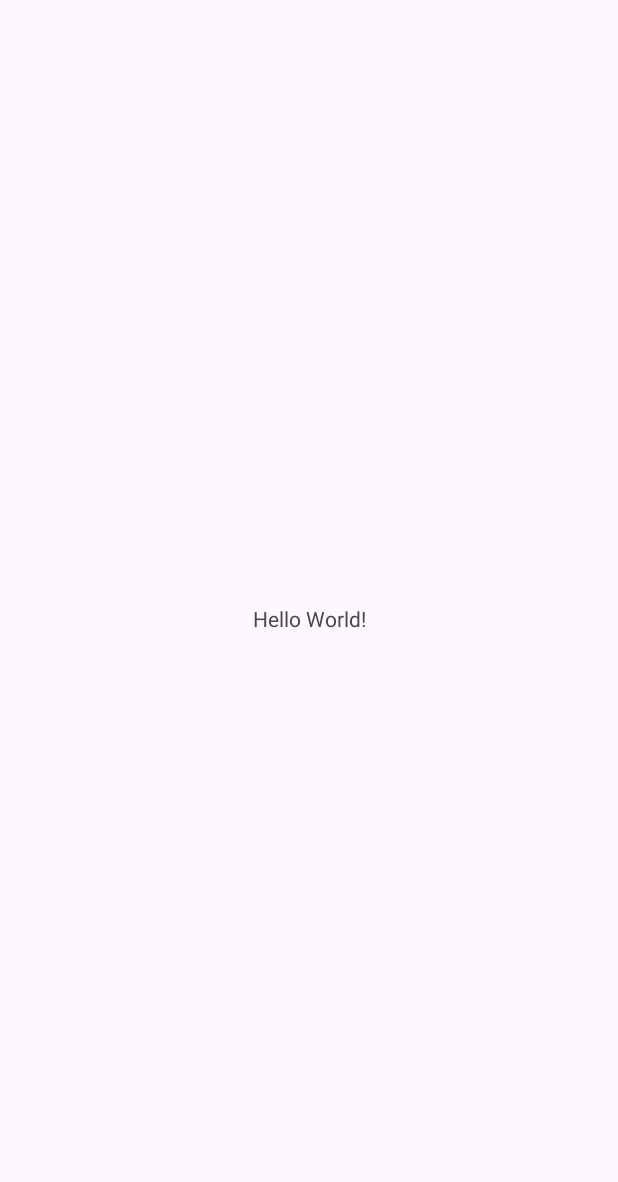
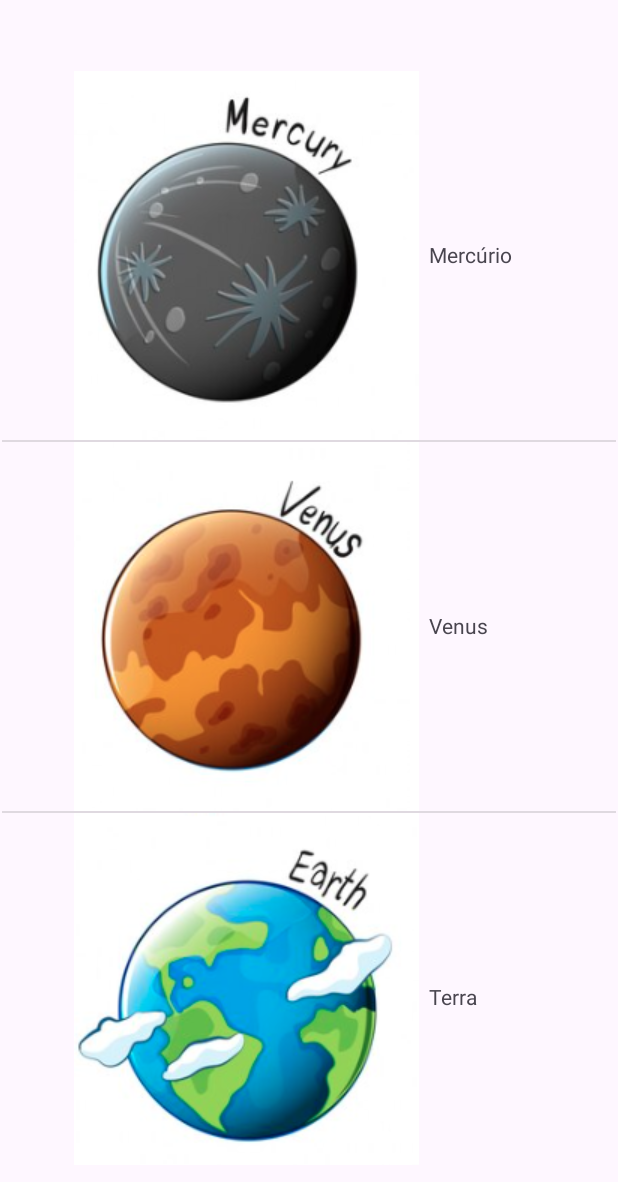
Before and after one commit to maicosc/PDM, an Android app: the screen it shows after launch (MainActivity), on a phone screen of 412 x 824 dp. Before the commit the part shown is almost empty. Shown: the top 1182 px of the screen. Run offline under Robolectric (Android 15) with nearby library versions, the phone set to English and light mode, and no system bars.

Commit message:
listagem de planetas

```diff
--- a/app/src/main/java/com/example/aula2_11082025/MainActivity.java
+++ b/app/src/main/java/com/example/aula2_11082025/MainActivity.java
@@ -1,6 +1,8 @@
 package com.example.aula2_11082025;
 
 import android.os.Bundle;
+import android.widget.ArrayAdapter;
+import android.widget.ListView;
 
 import androidx.activity.EdgeToEdge;
 import androidx.appcompat.app.AppCompatActivity;
@@ -10,15 +12,23 @@ import androidx.core.view.WindowInsetsCompat;
 
 public class MainActivity extends AppCompatActivity {
 
+    ListView listView;
+    PlanetaController planetaController;
+
     @Override
     protected void onCreate(Bundle savedInstanceState) {
         super.onCreate(savedInstanceState);
         EdgeToEdge.enable(this);
         setContentView(R.layout.activity_main);
-        ViewCompat.setOnApplyWindowInsetsListener(findViewById(R.id.main), (v, insets) -> {
-            Insets systemBars = insets.getInsets(WindowInsetsCompat.Type.systemBars());
-            v.setPadding(systemBars.left, systemBars.top, systemBars.right, systemBars.bottom);
-            return insets;
-        });
+
+        listView = findViewById(R.id.listView);
+        planetaController = new PlanetaController();
+
+        PlanetaAdapter adapter = new PlanetaAdapter(
+                this,
+                R.layout.item_lista,
+                planetaController.getPlaneta());
+        listView.setAdapter(adapter);
+
     }
 }
--- /dev/null
+++ b/app/src/main/java/com/example/aula2_11082025/Planeta.java
@@ -0,0 +1,19 @@
+package com.example.aula2_11082025;
+
+public class Planeta {
+    String nome;
+    int img;
+
+    public Planeta(String nome, int img) {
+        this.nome = nome;
+        this.img = img;
+    }
+
+    public String getNome() {
+        return nome;
+    }
+
+    public int getImg() {
+        return img;
+    }
+}
--- /dev/null
+++ b/app/src/main/java/com/example/aula2_11082025/PlanetaAdapter.java
@@ -0,0 +1,50 @@
+package com.example.aula2_11082025;
+
+import static androidx.core.content.res.ResourcesCompat.getDrawable;
+
+import android.content.Context;
+
+import android.view.LayoutInflater;
+import android.view.View;
+import android.view.ViewGroup;
+import android.widget.ArrayAdapter;
+import android.widget.ImageView;
+import android.widget.TextView;
+
+import androidx.annotation.NonNull;
+import androidx.annotation.Nullable;
+
+import java.util.ArrayList;
+import java.util.List;
+
+public class PlanetaAdapter extends ArrayAdapter<Planeta> {
+
+  int mResource;
+
+
+  ImageView img;
+  TextView tv;
+    public PlanetaAdapter(@NonNull Context context, int resource, @NonNull List<Planeta> objects) {
+
+
+        super(context, resource, objects);
+        mResource = resource;
+
+
+    }
+
+    @NonNull
+    @Override
+    public View getView(int position, @Nullable View convertView, @NonNull ViewGroup parent) {
+        LayoutInflater inflater = LayoutInflater.from(getContext());
+        View view = inflater.inflate(mResource,parent,false);
+        Planeta p = getItem(position);
+        img =  view.findViewById(R.id.imgV);
+        tv = view.findViewById(R.id.tV);
+        tv.setText(p.nome);
+        img.setImageResource(p.img);
+
+        return view;
+
+    }
+}
--- /dev/null
+++ b/app/src/main/java/com/example/aula2_11082025/PlanetaController.java
@@ -0,0 +1,23 @@
+package com.example.aula2_11082025;
+
+import java.util.ArrayList;
+
+public class PlanetaController {
+    PlanetaDAO planetaDAO;
+    public PlanetaController() {
+        planetaDAO = new PlanetaDAO();
+    }
+    public ArrayList<Planeta> getPlaneta() {
+        return planetaDAO.getPlanetas();
+    }
+
+
+
+    public ArrayList<String> getNomePlanetas() {
+        ArrayList<String> nomes = new ArrayList<String>();
+        for (Planeta p : planetaDAO.getPlanetas()){
+            nomes.add(p.nome);
+        }
+        return nomes;
+    }
+}
--- /dev/null
+++ b/app/src/main/java/com/example/aula2_11082025/PlanetaDAO.java
@@ -0,0 +1,22 @@
+package com.example.aula2_11082025;
+
+import java.util.ArrayList;
+
+public class PlanetaDAO {
+    ArrayList<Planeta> arrayListPlanetas;
+    public PlanetaDAO() {
+        arrayListPlanetas = new ArrayList<Planeta>();
+        arrayListPlanetas.add(new Planeta("Mercúrio", R.drawable.mercury));
+        arrayListPlanetas.add(new Planeta("Venus", R.drawable.venus));
+        arrayListPlanetas.add(new Planeta("Terra", R.drawable.earth));
+        arrayListPlanetas.add(new Planeta("Mars", R.drawable.mars));
+        arrayListPlanetas.add(new Planeta("Júpter", R.drawable.jupter));
+        arrayListPlanetas.add(new Planeta("Netuno", R.drawable.neptune));
+        arrayListPlanetas.add(new Planeta("Urano", R.drawable.uranus));
+        arrayListPlanetas.add(new Planeta("Sol", R.drawable.sun));
+    }
+
+    public ArrayList<Planeta> getPlanetas() {
+        return arrayListPlanetas;
+    }
+}
--- a/app/src/main/res/layout/activity_main.xml
+++ b/app/src/main/res/layout/activity_main.xml
@@ -7,13 +7,12 @@
     android:layout_height="match_parent"
     tools:context=".MainActivity">
 
-    <TextView
-        android:layout_width="wrap_content"
-        android:layout_height="wrap_content"
-        android:text="Hello World!"
+    <ListView
+        android:id="@+id/listView"
+        android:layout_width="409dp"
+        android:layout_height="729dp"
         app:layout_constraintBottom_toBottomOf="parent"
         app:layout_constraintEnd_toEndOf="parent"
         app:layout_constraintStart_toStartOf="parent"
         app:layout_constraintTop_toTopOf="parent" />
-
 </androidx.constraintlayout.widget.ConstraintLayout>
--- /dev/null
+++ b/app/src/main/res/layout/item_lista.xml
@@ -0,0 +1,30 @@
+<?xml version="1.0" encoding="utf-8"?>
+<androidx.constraintlayout.widget.ConstraintLayout xmlns:android="http://schemas.android.com/apk/res/android"
+    xmlns:app="http://schemas.android.com/apk/res-auto"
+    xmlns:tools="http://schemas.android.com/tools"
+    android:layout_width="match_parent"
+    android:layout_height="wrap_content">
+
+    <ImageView
+        android:id="@+id/imgV"
+        android:layout_width="wrap_content"
+        android:layout_height="wrap_content"
+        android:layout_marginStart="48dp"
+        app:layout_constraintBottom_toBottomOf="parent"
+        app:layout_constraintStart_toStartOf="parent"
+        app:layout_constraintTop_toTopOf="parent"
+        app:layout_constraintVertical_bias="0.0"
+        tools:srcCompat="@tools:sample/avatars" />
+
+    <TextView
+        android:id="@+id/tV"
+        android:layout_width="112dp"
+        android:layout_height="22dp"
+        android:text="TextView"
+        app:layout_constraintBottom_toBottomOf="parent"
+        app:layout_constraintEnd_toEndOf="parent"
+        app:layout_constraintHorizontal_bias="0.333"
+        app:layout_constraintStart_toEndOf="@+id/imgV"
+        app:layout_constraintTop_toTopOf="parent"
+        app:layout_constraintVertical_bias="0.504" />
+</androidx.constraintlayout.widget.ConstraintLayout>
```
Also changed, not shown: app/src/main/res/drawable/earth.png (added), app/src/main/res/drawable/jupter.png (added), app/src/main/res/drawable/mars.png (added), app/src/main/res/drawable/mercury.png (added), app/src/main/res/drawable/neptune.png (added), app/src/main/res/drawable/saturn.png (added), app/src/main/res/drawable/sun.png (added), app/src/main/res/drawable/uranus.png (added), app/src/main/res/drawable/venus.png (added).
